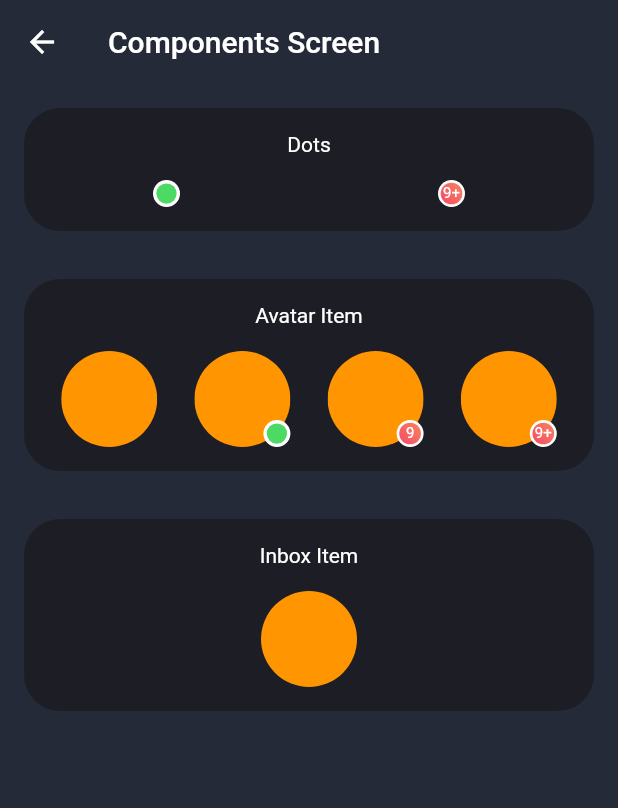
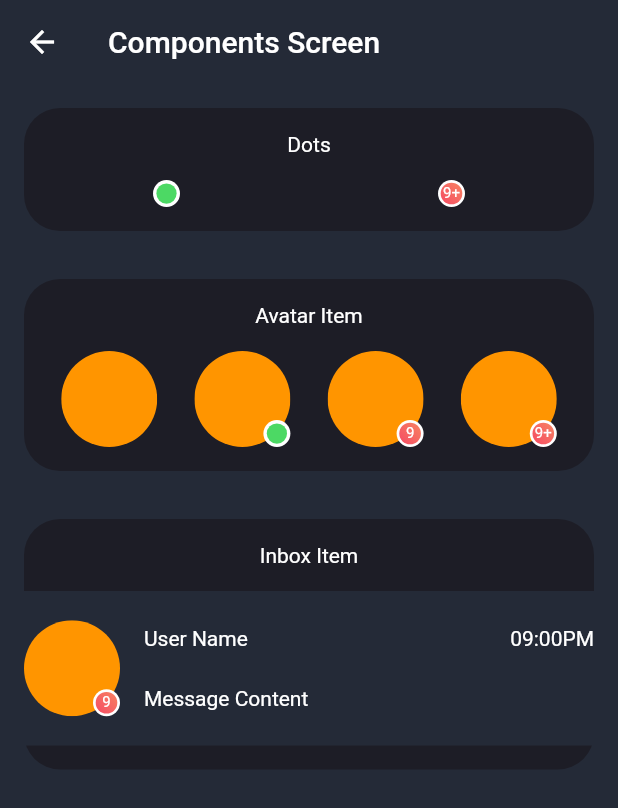
Before and after one commit to quangngx/Flutter-FS01, a Flutter app: the ComponentsScreen screen opened by its route, on a phone screen of 412 x 824 dp. Shown: the top 808 px of the screen. Run offline on Flutter 3.47's test engine with Material 2 defaults, Android fonts, the phone set to English and light mode, and no system bars.

Commit message:
init message component

```diff
--- a/social_network_app/lib/modules/common_widget/screens/components_screen.dart
+++ b/social_network_app/lib/modules/common_widget/screens/components_screen.dart
@@ -75,11 +75,40 @@ class ComponentsScreen extends StatelessWidget {
             session(Column(
               children: [
                 sessionTitle('Inbox Item'),
-                ClipOval(
-                  child: Container(
-                    height: 64,
-                    width: 64,
-                    color: DarkTheme.orange,
+                Container(
+                  height: size.height / 8,
+                  color: DarkTheme.darkBackground,
+                  child: Row(
+                    children: [
+                      const CustomCircleAvatar(
+                          messageCounter: 9, isActive: true),
+                      const SizedBox(
+                        width: AppConstants.regularPadding,
+                      ),
+                      Expanded(
+                          child: Column(
+                        mainAxisAlignment: MainAxisAlignment.spaceEvenly,
+                        children: [
+                          Row(
+                            children: [
+                              Expanded(
+                                  child: Container(
+                                alignment: Alignment.centerLeft,
+                                child: const Text('User Name'),
+                              )),
+                              Container(
+                                alignment: Alignment.centerLeft,
+                                child: const Text('09:00PM'),
+                              ),
+                            ],
+                          ),
+                          Container(
+                            alignment: Alignment.topLeft,
+                            child: const Text('Message Content'),
+                          ),
+                        ],
+                      ))
+                    ],
                   ),
                 )
               ],
```
